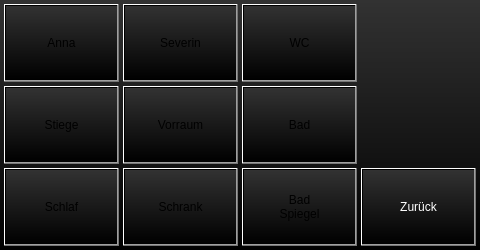
Qt form projects/klaus_visu_ap420/ogwindow.ui (busmaster/homebus) before a commit.
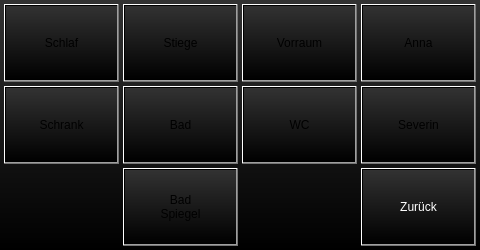
The same form after that commit.

Commit message: rearrangement of buttons

```diff
--- a/projects/klaus_visu_ap420/ogwindow.ui
+++ b/projects/klaus_visu_ap420/ogwindow.ui
@@ -47,7 +47,7 @@
   <widget class="QPushButton" name="pushButtonLightAnna">
    <property name="geometry">
     <rect>
-     <x>4</x>
+     <x>361</x>
      <y>4</y>
      <width>115</width>
      <height>78</height>
@@ -66,8 +66,8 @@
   <widget class="QPushButton" name="pushButtonLightSeverin">
    <property name="geometry">
     <rect>
-     <x>123</x>
-     <y>4</y>
+     <x>361</x>
+     <y>86</y>
      <width>115</width>
      <height>78</height>
     </rect>
@@ -86,7 +86,7 @@
    <property name="geometry">
     <rect>
      <x>242</x>
-     <y>4</y>
+     <y>86</y>
      <width>115</width>
      <height>78</height>
     </rect>
@@ -104,7 +104,7 @@
   <widget class="QPushButton" name="pushButtonLightBad">
    <property name="geometry">
     <rect>
-     <x>242</x>
+     <x>123</x>
      <y>86</y>
      <width>115</width>
      <height>78</height>
@@ -123,8 +123,8 @@
   <widget class="QPushButton" name="pushButtonLightSchrank">
    <property name="geometry">
     <rect>
-     <x>123</x>
-     <y>168</y>
+     <x>4</x>
+     <y>86</y>
      <width>115</width>
      <height>78</height>
     </rect>
@@ -142,8 +142,8 @@
   <widget class="QPushButton" name="pushButtonLightVorraum">
    <property name="geometry">
     <rect>
-     <x>123</x>
-     <y>86</y>
+     <x>242</x>
+     <y>4</y>
      <width>115</width>
      <height>78</height>
     </rect>
@@ -161,8 +161,8 @@
   <widget class="QPushButton" name="pushButtonLightStiege">
    <property name="geometry">
     <rect>
-     <x>4</x>
-     <y>86</y>
+     <x>123</x>
+     <y>4</y>
      <width>115</width>
      <height>78</height>
     </rect>
@@ -181,7 +181,7 @@
    <property name="geometry">
     <rect>
      <x>4</x>
-     <y>168</y>
+     <y>4</y>
      <width>115</width>
      <height>78</height>
     </rect>
@@ -199,7 +199,7 @@
   <widget class="QPushButton" name="pushButtonLightBadSpiegel">
    <property name="geometry">
     <rect>
-     <x>242</x>
+     <x>123</x>
      <y>168</y>
      <width>115</width>
      <height>78</height>
```
The commit also changes 4 other files.
